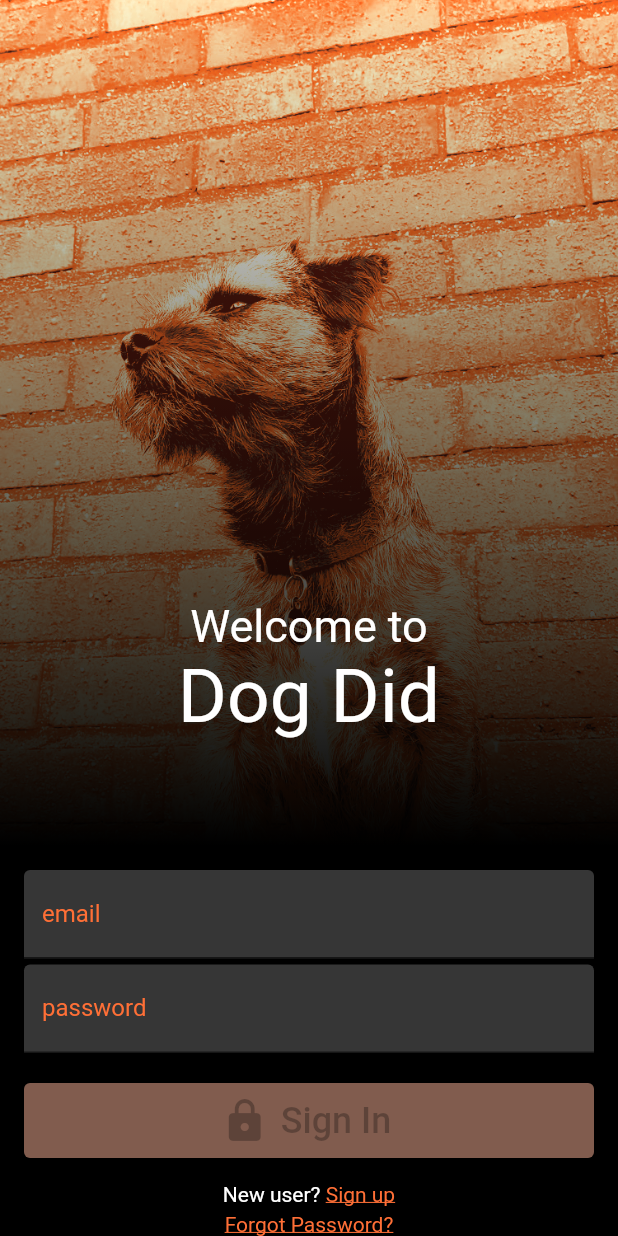
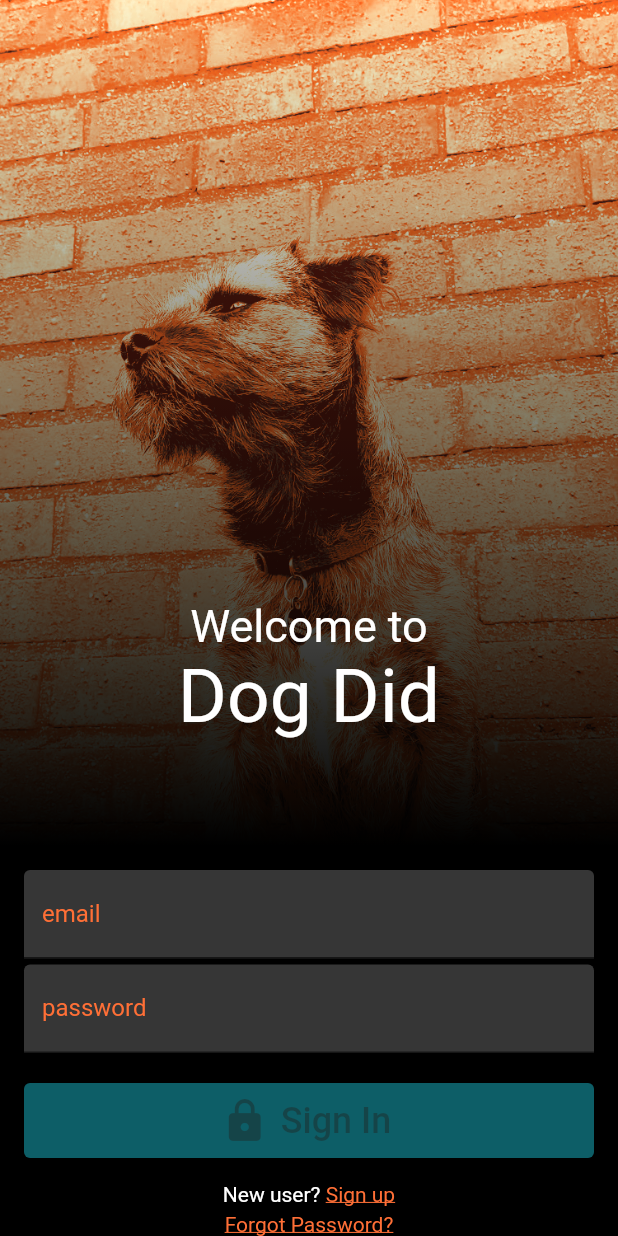
Before and after one commit to YellowHyena/dog_did, a Flutter app: the screen it shows after launch, on a phone screen of 412 x 824 dp. Run offline on Flutter 3.47's test engine with Material 2 defaults, Android fonts, the phone set to English and light mode, and no system bars; our stand-ins replace cloud_firestore, email_validator, firebase_auth, firebase_core, firebase_storage, google_fonts and 1 more; accounts and stored records are empty.

Commit message:
more cleanup and streamlining

```diff
--- a/lib/Screens/auth/forgot_password/forgot_password_form.dart
+++ b/lib/Screens/auth/forgot_password/forgot_password_form.dart
@@ -39,9 +39,9 @@ class _ForgotPasswordFormState extends State<ForgotPasswordForm> {
     Utils.loading(context);
     try {
       await FirebaseAuth.instance.sendPasswordResetEmail(email: emailController.text.trim());
-      Utils.showSnackBar('An email with a reset link for your password has been sent', colorScheme.background);
+      Utils.showSnackBar('An email with a reset link for your password has been sent', colorScheme().background);
     } on FirebaseAuthException catch (e) {
-      if (e.message != null) Utils.showSnackBar(e.message.toString(), colorScheme.error);
+      if (e.message != null) Utils.showSnackBar(e.message.toString(), colorScheme().error);
     }
     Navigator.of(context).pop();
   }
--- a/lib/Screens/auth/login/login_button.dart
+++ b/lib/Screens/auth/login/login_button.dart
@@ -17,7 +17,7 @@ class _LoginButtonState extends State<LoginButton> {
   @override
   Widget build(BuildContext context) {
     return ElevatedButton.icon(
-      style: ElevatedButton.styleFrom(minimumSize: const Size.fromHeight(50), backgroundColor: widget.enabled ? colorScheme.primary : colorScheme.inversePrimary, disabledBackgroundColor: colorScheme.inversePrimary),
+      style: ElevatedButton.styleFrom(minimumSize: const Size.fromHeight(50), backgroundColor: widget.enabled ? colorScheme().primary : colorScheme().inversePrimary, disabledBackgroundColor: colorScheme().inversePrimary),
       icon: widget.enabled ? Icon(widget.enabledIcon, size: 32) : Icon(widget.disabledIcon, size: 32),
       label: Text(
         widget.text,
--- a/lib/Screens/auth/login/login_page.dart
+++ b/lib/Screens/auth/login/login_page.dart
@@ -35,7 +35,7 @@ class _LoginPageState extends State<LoginPage> {
                 TextSpan(
                   recognizer: TapGestureRecognizer()..onTap = widget.onClickSignUp,
                   text: 'Sign up',
-                  style: TextStyle(decoration: TextDecoration.underline, color: colorScheme.primary),
+                  style: TextStyle(decoration: TextDecoration.underline, color: colorScheme().primary),
                 ),
               ],
             ),
@@ -46,7 +46,7 @@ class _LoginPageState extends State<LoginPage> {
           GestureDetector(
               child: Text(
                 'Forgot Password?',
-                style: TextStyle(decoration: TextDecoration.underline, color: colorScheme.primary),
+                style: TextStyle(decoration: TextDecoration.underline, color: colorScheme().primary),
               ),
               onTap: () => Navigator.of(context).push(MaterialPageRoute(builder: (context) => const ForgotPasswordPage())))
         ],
--- a/lib/Screens/auth/login/login_textfield.dart
+++ b/lib/Screens/auth/login/login_textfield.dart
@@ -35,11 +35,11 @@ class _LoginWidgetTextFieldState extends State<LoginWidgetTextField> {
       cursorColor: Colors.white,
       textInputAction: TextInputAction.next,
       decoration: InputDecoration(
-        focusedBorder: UnderlineInputBorder(borderSide: BorderSide(color: colorScheme.primary)),
+        focusedBorder: UnderlineInputBorder(borderSide: BorderSide(color: colorScheme().primary)),
         labelText: widget.labelText,
-        labelStyle: TextStyle(color: colorScheme.primary),
+        labelStyle: TextStyle(color: colorScheme().primary),
         filled: true,
-        fillColor: colorScheme.primaryContainer,
+        fillColor: colorScheme().primaryContainer,
       ),
       onChanged: widget.onChanged,
       style: const TextStyle(color: Colors.white),
--- a/lib/Screens/auth/sign_up/sign_up_form.dart
+++ b/lib/Screens/auth/sign_up/sign_up_form.dart
@@ -1,4 +1,5 @@
 import 'package:cloud_firestore/cloud_firestore.dart';
+import 'package:dog_did/global_widgets/color_scheme.dart';
 import 'package:dog_did/screens/auth/login/login_button.dart';
 import 'package:dog_did/screens/auth/login/login_form_container.dart';
 import 'package:dog_did/utils.dart';
@@ -58,7 +59,7 @@ class _SignUpFormState extends State<SignUpForm> {
       if (kDebugMode) {
         print(e);
       }
-      if (e.message != null) Utils.showSnackBar(e.message.toString(), Theme.of(context).colorScheme.error);
+      if (e.message != null) Utils.showSnackBar(e.message.toString(), colorScheme().error);
     }
 
     await createUserInDatabase(FirebaseAuth.instance.currentUser);
--- a/lib/Screens/auth/sign_up/sign_up_page.dart
+++ b/lib/Screens/auth/sign_up/sign_up_page.dart
@@ -31,7 +31,7 @@ class _SignUpPageState extends State<SignUpPage> {
                 TextSpan(
                   recognizer: TapGestureRecognizer()..onTap = widget.onClickSignIn,
                   text: 'Sign in',
-                  style: TextStyle(decoration: TextDecoration.underline, color: colorScheme.primary),
+                  style: TextStyle(decoration: TextDecoration.underline, color: colorScheme().primary),
                 )
               ],
             ),
--- a/lib/Screens/home/dogs_page/dog_profile_entry.dart
+++ b/lib/Screens/home/dogs_page/dog_profile_entry.dart
@@ -31,7 +31,7 @@ class _DogProfileEntryState extends State<DogProfileEntry> {
       children: [
         Text(
           '${widget.text}: ',
-          style: TextStyle(fontSize: 20, fontWeight: FontWeight.bold, color: colorScheme.tertiary),
+          style: TextStyle(fontSize: 20, fontWeight: FontWeight.bold, color: colorScheme().tertiary),
         ),
         SizedBox(
           width: 250,
--- a/lib/Screens/home/dogs_page/dogs_page.dart
+++ b/lib/Screens/home/dogs_page/dogs_page.dart
@@ -31,15 +31,13 @@ class _DogsPageState extends State<DogsPage> {
               },
               icon: Icon(
                 Icons.add_rounded,
-                color: colorScheme.primary,
+                color: colorScheme().primary,
               ))
         ],
       ),
       body: StreamBuilder<List<DogData>>(
           stream: readDogs(widget.userData),
           builder: (context, snapshot) {
-            inspect(snapshot);
-            inspect(snapshot.error);
             if (snapshot.hasError) {
               return const Text('Something went wrong!');
             } else if (snapshot.hasData) {
--- a/lib/global_widgets/color_scheme.dart
+++ b/lib/global_widgets/color_scheme.dart
@@ -1,12 +1,18 @@
 import 'package:flutter/material.dart';
 
-ColorScheme colorScheme = ColorScheme.fromSeed(
+ColorScheme colorScheme() => ColorScheme.fromSeed(
       seedColor: const Color.fromARGB(255, 255, 111, 54),
       primary: const Color.fromARGB(255, 255, 111, 54),
       primaryContainer: const Color.fromARGB(255, 54, 54, 54),
-  inversePrimary: const Color.fromARGB(255, 129, 92, 78),
+      inversePrimary: Color.fromARGB(255, 13, 94, 103),
       background: Colors.black,
       tertiary: const Color.fromARGB(255, 141, 141, 141),
     );
-
-//0xFFFF6F36
+// ColorScheme colorScheme = ColorScheme.fromSeed(
+//   seedColor: const Color.fromARGB(255, 255, 111, 54),
+//   primary: const Color.fromARGB(255, 255, 111, 54),
+//   primaryContainer: const Color.fromARGB(255, 54, 54, 54),
+//   inversePrimary: const Color.fromARGB(255, 129, 92, 78),
+//   background: Colors.black,
+//   tertiary: const Color.fromARGB(255, 141, 141, 141),
+// );
--- a/lib/global_widgets/dog_did_scaffold.dart
+++ b/lib/global_widgets/dog_did_scaffold.dart
@@ -1,3 +1,4 @@
+import 'package:dog_did/global_widgets/color_scheme.dart';
 import 'package:flutter/material.dart';
 
 class DogDidScaffold extends StatelessWidget {
@@ -11,7 +12,7 @@ class DogDidScaffold extends StatelessWidget {
         decoration: BoxDecoration(
           gradient: LinearGradient(
             colors: [
-              Theme.of(context).colorScheme.primaryContainer,
+              colorScheme().primaryContainer,
               Colors.black,
             ],
             begin: Alignment.topCenter,
--- a/lib/main.dart
+++ b/lib/main.dart
@@ -50,7 +50,7 @@ class MyApp extends StatelessWidget {
                   bodyColor: Colors.white,
                   displayColor: Colors.white,
                 ),
-            colorScheme: colorScheme),
+            colorScheme: colorScheme()),
         home: FutureBuilder(
           future: _firebaseApp,
           builder: (context, snapshot) {
--- a/lib/utils.dart
+++ b/lib/utils.dart
@@ -1,5 +1,6 @@
 // ignore_for_file: file_names
 
+import 'package:dog_did/global_widgets/color_scheme.dart';
 import 'package:flutter/material.dart';
 
 class Utils {
@@ -17,7 +18,7 @@ class Utils {
         context: context,
         builder: (context) => Center(
           child: CircularProgressIndicator(
-            color: Theme.of(context).colorScheme.primary,
+            color: colorScheme().primary,
           ),
         ),
       );
```
Also changed, not shown: lib/Screens/home/dogs_page/dog_profile.dart (+12 -11 lines), lib/Screens/home/dogs_page/dog_tile.dart (+4 -5 lines), lib/Screens/home/widgets/schedule.dart (+0 -7 lines), lib/Screens/test_widget.dart (deleted, +0 -29 lines). Lines whose indentation alone changed are shown as unchanged.
